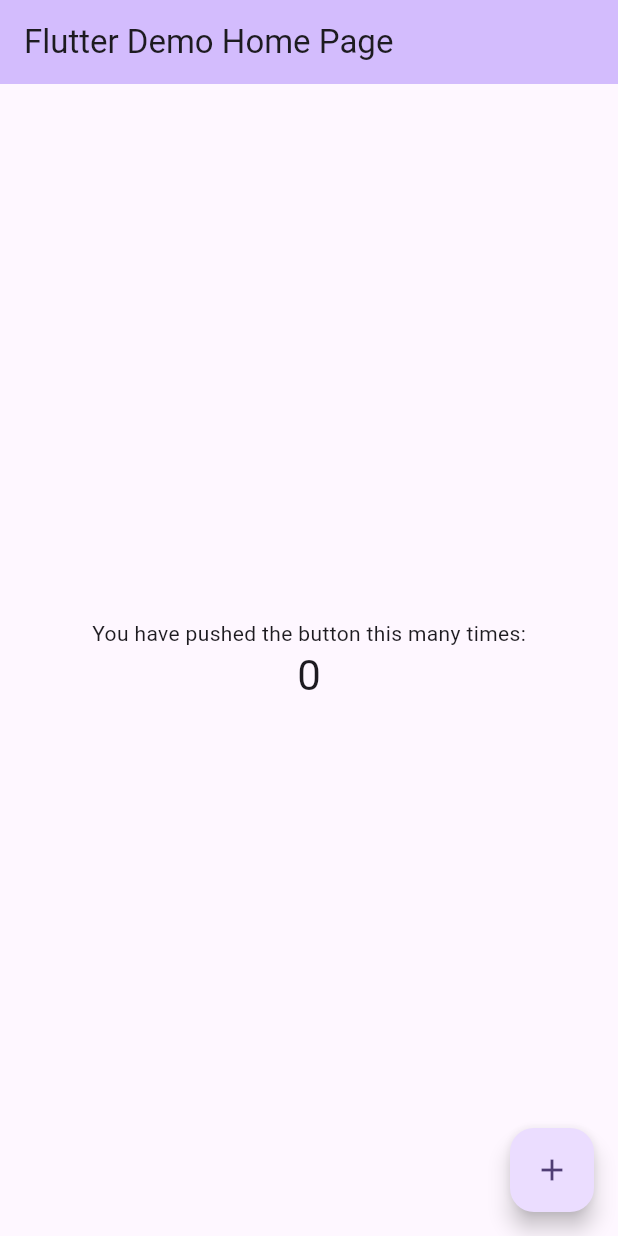
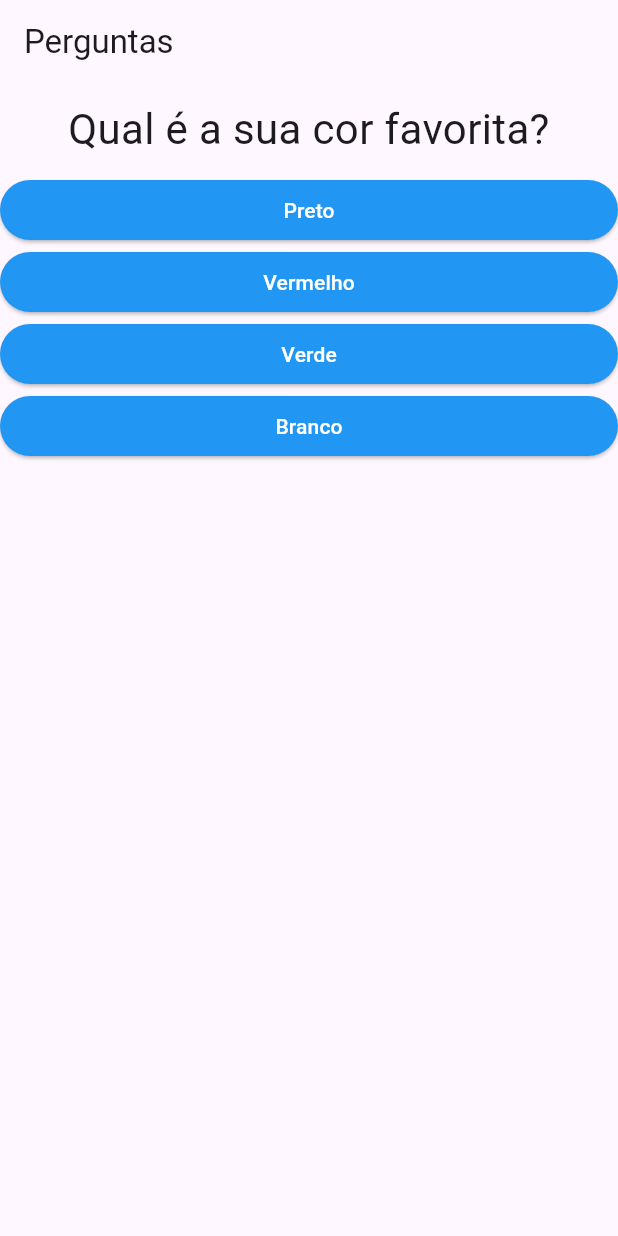
Before and after one commit to dauid64/game_questions, a Flutter app: the screen it shows after launch, on a phone screen of 412 x 824 dp. Run offline on Flutter 3.47's test engine with Material 3 defaults, Android fonts, the phone set to English and light mode, and no system bars.

Commit message:
questoes e respostas

```diff
--- a/lib/main.dart
+++ b/lib/main.dart
@@ -1,122 +1,62 @@
 import 'package:flutter/material.dart';
+import 'package:game_questions/resposta.dart';
+import './questao.dart';
 
-void main() {
-  runApp(const MyApp());
-}
+main() => runApp(PerguntaApp());
 
-class MyApp extends StatelessWidget {
-  const MyApp({super.key});
+class _PerguntaAppState extends State<PerguntaApp> {
+  var _perguntaSelecionada = 0;
+  final List<Map<String, Object>> _perguntas = const [
+      {
+        'texto': 'Qual é a sua cor favorita?',
+        'respostas': ['Preto', 'Vermelho', 'Verde', 'Branco'],
+      },
+      {
+        'texto': 'Qual é o seu animal favorito?',
+        'respostas': ['Coelho', 'Cobra', 'Elefante', 'Leão'],
+      },
+      {
+        'texto': 'Qual é o seu instrutor favorito?',
+        'respostas': ['Maria', 'João', 'Leo', 'Pedro'],
+      },
+    ];
 
-  // This widget is the root of your application.
+  void _responder() {
+    if (temPerguntaSelecionada) {
+        setState(() {
+        _perguntaSelecionada++;
+      });
+    }
+  }
+
+  bool get temPerguntaSelecionada {
+    return _perguntaSelecionada < _perguntas.length;
+  }
+
   @override
   Widget build(BuildContext context) {
+    List<String> respostas = temPerguntaSelecionada ?
+        _perguntas[_perguntaSelecionada]['respostas'] as List<String> : [];
+
     return MaterialApp(
-      title: 'Flutter Demo',
-      theme: ThemeData(
-        // This is the theme of your application.
-        //
-        // TRY THIS: Try running your application with "flutter run". You'll see
-        // the application has a purple toolbar. Then, without quitting the app,
-        // try changing the seedColor in the colorScheme below to Colors.green
-        // and then invoke "hot reload" (save your changes or press the "hot
-        // reload" button in a Flutter-supported IDE, or press "r" if you used
-        // the command line to start the app).
-        //
-        // Notice that the counter didn't reset back to zero; the application
-        // state is not lost during the reload. To reset the state, use hot
-        // restart instead.
-        //
-        // This works for code too, not just values: Most code changes can be
-        // tested with just a hot reload.
-        colorScheme: ColorScheme.fromSeed(seedColor: Colors.deepPurple),
+      home: Scaffold(
+        appBar: AppBar(title: Text('Perguntas')),
+        body: temPerguntaSelecionada ? Column(
+          children: [
+            Questao(texto: _perguntas[_perguntaSelecionada]['texto'].toString()),
+            ...respostas.map((texto) => Resposta(texto: texto, onSelecao: _responder)),
+          ],
+        ) : null,
       ),
-      home: const MyHomePage(title: 'Flutter Demo Home Page'),
     );
   }
 }
 
-class MyHomePage extends StatefulWidget {
-  const MyHomePage({super.key, required this.title});
-
-  // This widget is the home page of your application. It is stateful, meaning
-  // that it has a State object (defined below) that contains fields that affect
-  // how it looks.
-
-  // This class is the configuration for the state. It holds the values (in this
-  // case the title) provided by the parent (in this case the App widget) and
-  // used by the build method of the State. Fields in a Widget subclass are
-  // always marked "final".
-
-  final String title;
+class PerguntaApp extends StatefulWidget {
+  const PerguntaApp({super.key});
 
   @override
-  State<MyHomePage> createState() => _MyHomePageState();
-}
-
-class _MyHomePageState extends State<MyHomePage> {
-  int _counter = 0;
-
-  void _incrementCounter() {
-    setState(() {
-      // This call to setState tells the Flutter framework that something has
-      // changed in this State, which causes it to rerun the build method below
-      // so that the display can reflect the updated values. If we changed
-      // _counter without calling setState(), then the build method would not be
-      // called again, and so nothing would appear to happen.
-      _counter++;
-    });
-  }
-
-  @override
-  Widget build(BuildContext context) {
-    // This method is rerun every time setState is called, for instance as done
-    // by the _incrementCounter method above.
-    //
-    // The Flutter framework has been optimized to make rerunning build methods
-    // fast, so that you can just rebuild anything that needs updating rather
-    // than having to individually change instances of widgets.
-    return Scaffold(
-      appBar: AppBar(
-        // TRY THIS: Try changing the color here to a specific color (to
-        // Colors.amber, perhaps?) and trigger a hot reload to see the AppBar
-        // change color while the other colors stay the same.
-        backgroundColor: Theme.of(context).colorScheme.inversePrimary,
-        // Here we take the value from the MyHomePage object that was created by
-        // the App.build method, and use it to set our appbar title.
-        title: Text(widget.title),
-      ),
-      body: Center(
-        // Center is a layout widget. It takes a single child and positions it
-        // in the middle of the parent.
-        child: Column(
-          // Column is also a layout widget. It takes a list of children and
-          // arranges them vertically. By default, it sizes itself to fit its
-          // children horizontally, and tries to be as tall as its parent.
-          //
-          // Column has various properties to control how it sizes itself and
-          // how it positions its children. Here we use mainAxisAlignment to
-          // center the children vertically; the main axis here is the vertical
-          // axis because Columns are vertical (the cross axis would be
-          // horizontal).
-          //
-          // TRY THIS: Invoke "debug painting" (choose the "Toggle Debug Paint"
-          // action in the IDE, or press "p" in the console), to see the
-          // wireframe for each widget.
-          mainAxisAlignment: MainAxisAlignment.center,
-          children: <Widget>[
-            const Text('You have pushed the button this many times:'),
-            Text(
-              '$_counter',
-              style: Theme.of(context).textTheme.headlineMedium,
-            ),
-          ],
-        ),
-      ),
-      floatingActionButton: FloatingActionButton(
-        onPressed: _incrementCounter,
-        tooltip: 'Increment',
-        child: const Icon(Icons.add),
-      ), // This trailing comma makes auto-formatting nicer for build methods.
-    );
+  _PerguntaAppState createState() {
+    return _PerguntaAppState();
   }
 }
--- /dev/null
+++ b/lib/questao.dart
@@ -0,0 +1,20 @@
+import 'package:flutter/material.dart';
+
+class Questao extends StatelessWidget {
+  final String texto;
+
+  const Questao({super.key, required this.texto});
+
+  @override
+  Widget build(BuildContext context) {
+    return Container(
+      width: double.infinity,
+      margin: EdgeInsets.all(10),
+      child: Text(
+        texto,
+        style: TextStyle(fontSize: 28),
+        textAlign: TextAlign.center,
+      ),
+    );
+  }
+}
--- /dev/null
+++ b/lib/resposta.dart
@@ -0,0 +1,23 @@
+import 'package:flutter/material.dart';
+
+class Resposta extends StatelessWidget {
+  final String texto;
+  final void Function() onSelecao;
+
+  const Resposta({super.key, required this.texto, required this.onSelecao});
+
+  @override
+  Widget build(BuildContext context) {
+    return SizedBox(
+      width: double.infinity,
+      child: ElevatedButton(
+        style: ElevatedButton.styleFrom(
+          backgroundColor: Colors.blue,
+          foregroundColor: Colors.white,
+        ),
+        onPressed: onSelecao,
+        child: Text(texto),
+      ),
+    );
+  }
+}
```
Also changed, not shown: 1 other file.
